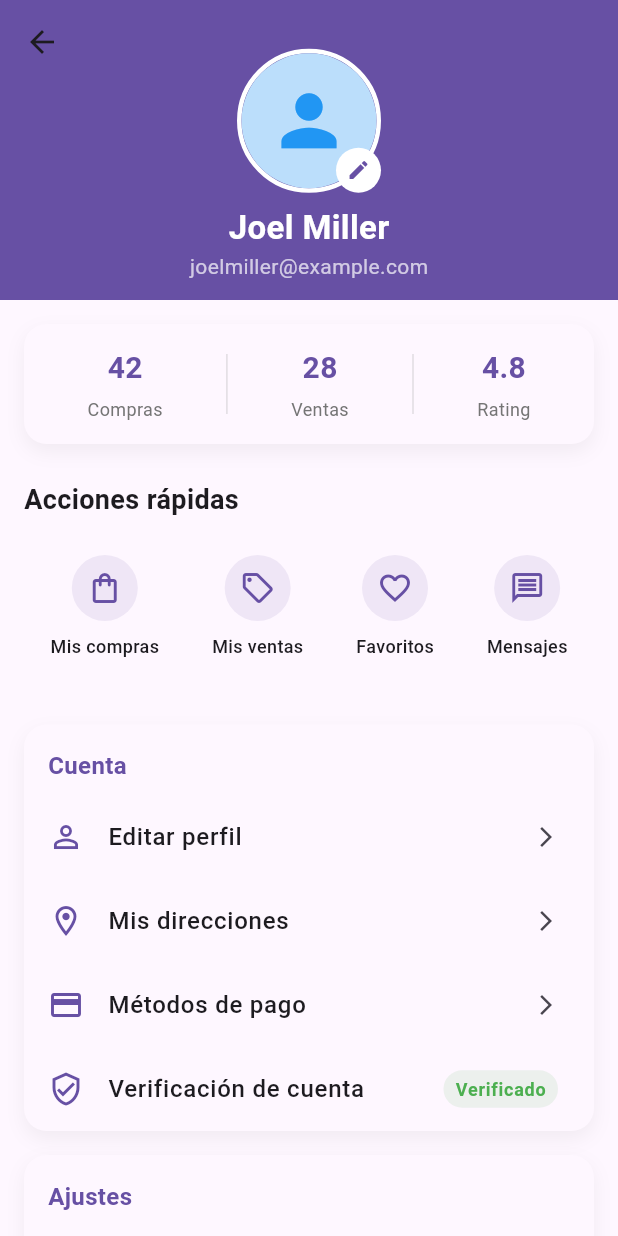
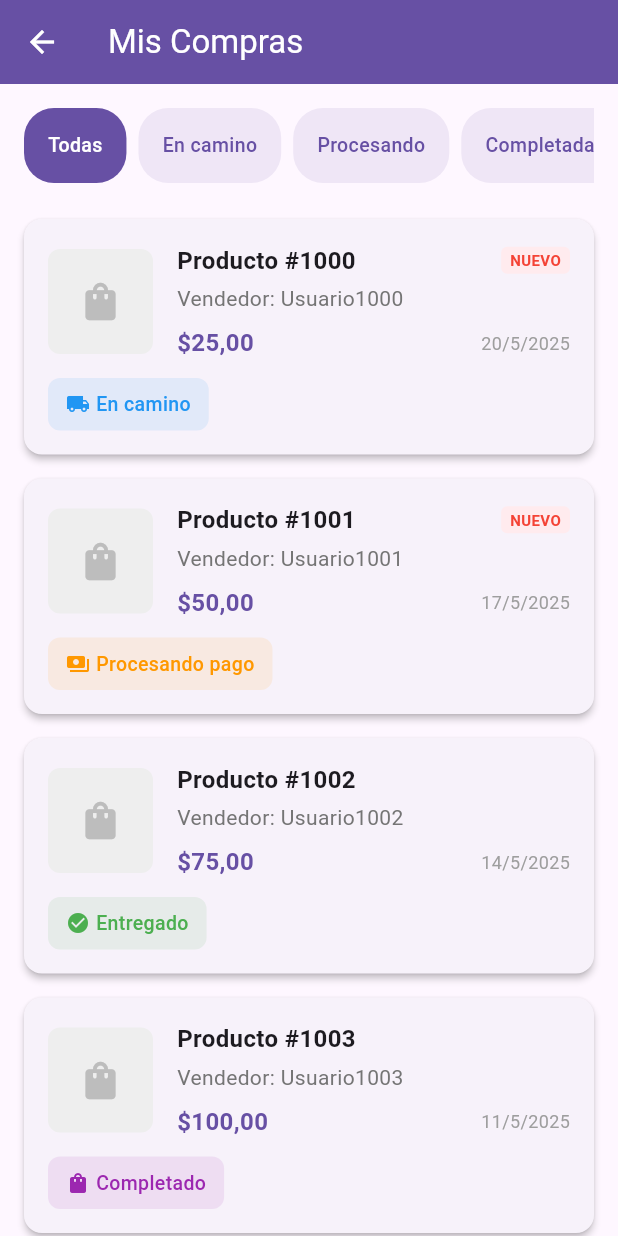
Before and after one commit to Saidmen/PriceWar, a Flutter app: the UserView screen opened by its route, after a tap on "Mis compras", on a phone screen of 412 x 824 dp. Run offline on Flutter 3.47's test engine with Material 3 defaults, Android fonts, the light colour scheme and no system bars; our stand-ins replace salomon_bottom_bar.

Commit message:
add V1 of Purchase View

```diff
--- a/lib/routes.dart
+++ b/lib/routes.dart
@@ -1,5 +1,6 @@
 import 'package:flutter/material.dart';
 import 'package:offergo/views/common/main_view.dart';
+import 'package:offergo/views/history/purchase.dart';
 import 'package:offergo/views/user/user_view.dart';
 
 class AppRouter {
@@ -10,6 +11,9 @@ class AppRouter {
 
       case UserView.route:
         return MaterialPageRoute(builder: (_) => const UserView());
+
+      case PurchasesView.route:
+        return MaterialPageRoute(builder: (_) => const PurchasesView());
 
       default:
         return _errorRoute();
--- /dev/null
+++ b/lib/views/history/purchase.dart
@@ -0,0 +1,330 @@
+import 'package:flutter/material.dart';
+
+class PurchasesView extends StatefulWidget {
+  static const String route = '/purchases';
+
+  const PurchasesView({super.key});
+
+  @override
+  State<PurchasesView> createState() => _PurchasesViewState();
+}
+
+class _PurchasesViewState extends State<PurchasesView> {
+  // Control del filtro activo
+  String _activeFilter = 'Todas';
+
+  // Lista de estados posibles para los filtros
+  final List<String> _filters = ['Todas', 'En camino', 'Procesando', 'Completadas'];
+
+  @override
+  Widget build(BuildContext context) {
+    return Scaffold(
+      backgroundColor: Theme.of(context).colorScheme.background,
+      appBar: AppBar(
+        title: const Text('Mis Compras'),
+        backgroundColor: Theme.of(context).primaryColor,
+        foregroundColor: Colors.white,
+        elevation: 0,
+      ),
+      body: CustomScrollView(
+        physics: const BouncingScrollPhysics(),
+        slivers: [
+          // Filtros de compras
+          SliverToBoxAdapter(
+            child: Container(
+              height: 50,
+              margin: const EdgeInsets.all(16),
+              child: ListView.builder(
+                scrollDirection: Axis.horizontal,
+                itemCount: _filters.length,
+                itemBuilder: (context, index) {
+                  return Padding(
+                    padding: const EdgeInsets.only(right: 8.0),
+                    child: _buildFilterChip(
+                      context,
+                      _filters[index],
+                      _activeFilter == _filters[index]
+                    ),
+                  );
+                },
+              ),
+            ),
+          ),
+
+          // Lista de compras filtradas
+          SliverList(
+            delegate: SliverChildBuilderDelegate(
+              (context, index) {
+                // Simular diferentes estados para mostrar variedad
+                final statuses = ['En camino', 'Procesando pago', 'Entregado', 'Completado'];
+                final status = statuses[index % statuses.length];
+
+                // Filtrar los elementos según el filtro activo
+                if (_activeFilter == 'Todas' ||
+                    (_activeFilter == 'En camino' && status == 'En camino') ||
+                    (_activeFilter == 'Procesando' && status == 'Procesando pago') ||
+                    (_activeFilter == 'Completadas' && (status == 'Entregado' || status == 'Completado'))) {
+                  return _buildPurchaseItem(context, index, status);
+                } else {
+                  return const SizedBox.shrink(); // No mostrar este elemento
+                }
+              },
+              childCount: 20, // Más elementos para mostrar la funcionalidad
+            ),
+          ),
+
+          // Mensaje cuando no hay resultados
+          SliverToBoxAdapter(
+            child: Builder(builder: (context) {
+              // Verificar si hay elementos visibles
+              bool hasVisibleItems = false;
+              for (int i = 0; i < 20; i++) {
+                final statuses = ['En camino', 'Procesando pago', 'Entregado', 'Completado'];
+                final status = statuses[i % statuses.length];
+                if (_activeFilter == 'Todas' ||
+                    (_activeFilter == 'En camino' && status == 'En camino') ||
+                    (_activeFilter == 'Procesando' && status == 'Procesando pago') ||
+                    (_activeFilter == 'Completadas' && (status == 'Entregado' || status == 'Completado'))) {
+                  hasVisibleItems = true;
+                  break;
+                }
+              }
+
+              if (!hasVisibleItems) {
+                return Padding(
+                  padding: const EdgeInsets.all(32.0),
+                  child: Center(
+                    child: Column(
+                      children: [
+                        Icon(
+                          Icons.search_off,
+                          size: 48,
+                          color: Colors.grey.shade400,
+                        ),
+                        const SizedBox(height: 16),
+                        Text(
+                          'No hay compras con estado "${_activeFilter}"',
+                          style: TextStyle(
+                            color: Colors.grey.shade600,
+                            fontSize: 16,
+                          ),
+                          textAlign: TextAlign.center,
+                        ),
+                      ],
+                    ),
+                  ),
+                );
+              } else {
+                return const SizedBox.shrink();
+              }
+            }),
+          ),
+        ],
+      ),
+    );
+  }
+
+  Widget _buildFilterChip(BuildContext context, String label, bool isSelected) {
+    return InkWell(
+      onTap: () {
+        setState(() {
+          _activeFilter = label;
+        });
+      },
+      borderRadius: BorderRadius.circular(20),
+      child: Container(
+        padding: const EdgeInsets.symmetric(vertical: 8, horizontal: 16),
+        decoration: BoxDecoration(
+          color: isSelected
+              ? Theme.of(context).primaryColor
+              : Theme.of(context).primaryColor.withOpacity(0.1),
+          borderRadius: BorderRadius.circular(20),
+        ),
+        alignment: Alignment.center,
+        child: Text(
+          label,
+          style: TextStyle(
+            color: isSelected ? Colors.white : Theme.of(context).primaryColor,
+            fontWeight: FontWeight.w500,
+            fontSize: 13,
+          ),
+        ),
+      ),
+    );
+  }
+
+  Widget _buildPurchaseItem(BuildContext context, int index, String status) {
+    final date = DateTime.now().subtract(Duration(days: index * 3));
+    final dateStr = '${date.day}/${date.month}/${date.year}';
+    final isRecent = index < 2;
+
+    // Colores según estado
+    Color statusColor;
+    switch (status) {
+      case 'En camino':
+        statusColor = Colors.blue;
+        break;
+      case 'Entregado':
+        statusColor = Colors.green;
+        break;
+      case 'Procesando pago':
+        statusColor = Colors.orange;
+        break;
+      default:
+        statusColor = Colors.purple;
+    }
+
+    return Card(
+      margin: const EdgeInsets.symmetric(horizontal: 16, vertical: 8),
+      elevation: 2,
+      shape: RoundedRectangleBorder(
+        borderRadius: BorderRadius.circular(12),
+      ),
+      child: InkWell(
+        onTap: () {
+          // Navegar al detalle de la compra
+        },
+        borderRadius: BorderRadius.circular(12),
+        child: Padding(
+          padding: const EdgeInsets.all(16),
+          child: Column(
+            crossAxisAlignment: CrossAxisAlignment.start,
+            children: [
+              Row(
+                children: [
+                  // Imagen del producto
+                  Container(
+                    width: 70,
+                    height: 70,
+                    decoration: BoxDecoration(
+                      borderRadius: BorderRadius.circular(8),
+                      color: Colors.grey.shade200,
+                    ),
+                    child: Center(
+                      child: Icon(
+                        Icons.shopping_bag,
+                        size: 30,
+                        color: Colors.grey.shade400,
+                      ),
+                    ),
+                  ),
+                  const SizedBox(width: 16),
+
+                  // Información del producto
+                  Expanded(
+                    child: Column(
+                      crossAxisAlignment: CrossAxisAlignment.start,
+                      children: [
+                        Row(
+                          children: [
+                            Expanded(
+                              child: Text(
+                                'Producto #${1000 + index}',
+                                style: const TextStyle(
+                                  fontWeight: FontWeight.bold,
+                                  fontSize: 16,
+                                ),
+                                maxLines: 1,
+                                overflow: TextOverflow.ellipsis,
+                              ),
+                            ),
+                            if (isRecent) Container(
+                              padding: const EdgeInsets.symmetric(horizontal: 6, vertical: 2),
+                              decoration: BoxDecoration(
+                                color: Colors.red.shade50,
+                                borderRadius: BorderRadius.circular(4),
+                              ),
+                              child: const Text(
+                                'NUEVO',
+                                style: TextStyle(
+                                  color: Colors.red,
+                                  fontSize: 10,
+                                  fontWeight: FontWeight.bold,
+                                ),
+                              ),
+                            ),
+                          ],
+                        ),
+                        const SizedBox(height: 4),
+                        Text(
+                          'Vendedor: Usuario${1000 + index}',
+                          style: TextStyle(
+                            fontSize: 14,
+                            color: Colors.grey.shade600,
+                          ),
+                        ),
+                        const SizedBox(height: 8),
+                        Row(
+                          mainAxisAlignment: MainAxisAlignment.spaceBetween,
+                          children: [
+                            Text(
+                              '\$${(index + 1) * 25},00',
+                              style: TextStyle(
+                                fontWeight: FontWeight.bold,
+                                color: Theme.of(context).primaryColor,
+                                fontSize: 16,
+                              ),
+                            ),
+                            Text(
+                              dateStr,
+                              style: TextStyle(
+                                fontSize: 12,
+                                color: Colors.grey.shade500,
+                              ),
+                            ),
+                          ],
+                        ),
+                      ],
+                    ),
+                  ),
+                ],
+              ),
+              const SizedBox(height: 12),
+
+              // Barra de estado
+              Container(
+                padding: const EdgeInsets.symmetric(vertical: 8, horizontal: 12),
+                decoration: BoxDecoration(
+                  color: statusColor.withOpacity(0.1),
+                  borderRadius: BorderRadius.circular(8),
+                ),
+                child: Row(
+                  mainAxisSize: MainAxisSize.min,
+                  children: [
+                    Icon(
+                      _getStatusIcon(status),
+                      color: statusColor,
+                      size: 16,
+                    ),
+                    const SizedBox(width: 4),
+                    Text(
+                      status,
+                      style: TextStyle(
+                        color: statusColor,
+                        fontWeight: FontWeight.w500,
+                        fontSize: 13,
+                      ),
+                    ),
+                  ],
+                ),
+              ),
+            ],
+          ),
+        ),
+      ),
+    );
+  }
+
+  IconData _getStatusIcon(String status) {
+    switch (status) {
+      case 'En camino':
+        return Icons.local_shipping;
+      case 'Entregado':
+        return Icons.check_circle;
+      case 'Procesando pago':
+        return Icons.payments;
+      default:
+        return Icons.shopping_bag;
+    }
+  }
+}
--- a/lib/views/user/user_view.dart
+++ b/lib/views/user/user_view.dart
@@ -1,4 +1,5 @@
 import 'package:flutter/material.dart';
+import 'package:offergo/views/history/purchase.dart';
 
 class UserView extends StatelessWidget {
   static const String route = '/user';
@@ -141,7 +142,9 @@ class UserView extends StatelessWidget {
                         context,
                         Icons.shopping_bag_outlined,
                         'Mis compras',
-                        () {/* Navegar a mis compras */},
+                        () {
+                          Navigator.pushNamed(context, PurchasesView.route);
+                        },
                       ),
                       _buildQuickAction(
                         context,
```
